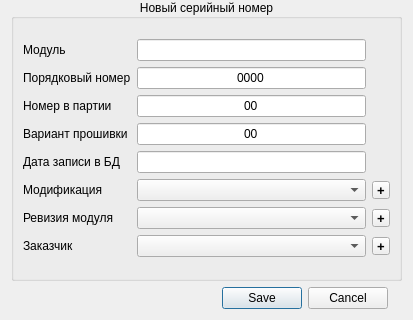
The window that configurationmodulewidget.ui (vlarry/emulator) describes before a commit, drawn with Qt 5; both pictures show x 0 to 413 and y 193 to 513 of the 413 by 513 pixel window.
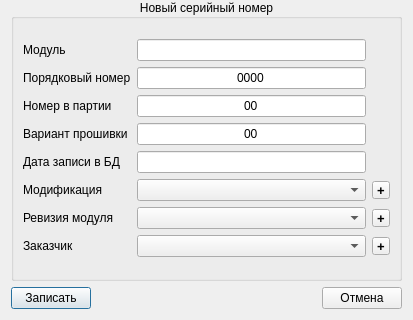
The same window after the commit.

Commit message: Фиксирование размеров диалоговых окон "Запись серийного номера" и "Настройки входов"; Замена стандартных кнопок диалога на обычные в окне "Запись серийного номера" и прокидывание от них сигналов.

What changed in the file:
```diff
--- a/configurationmodulewidget.ui
+++ b/configurationmodulewidget.ui
@@ -380,6 +380,13 @@
    </item>
    <item>
     <layout class="QHBoxLayout" name="horizontalLayout">
+     <item>
+      <widget class="QPushButton" name="pushButtonWrite">
+       <property name="text">
+        <string>Записать</string>
+       </property>
+      </widget>
+     </item>
      <item>
       <spacer name="horizontalSpacer_5">
        <property name="orientation">
@@ -394,15 +401,9 @@
       </spacer>
      </item>
      <item>
-      <widget class="QDialogButtonBox" name="buttonBox">
-       <property name="orientation">
-        <enum>Qt::Horizontal</enum>
-       </property>
-       <property name="standardButtons">
-        <set>QDialogButtonBox::Cancel|QDialogButtonBox::Save</set>
-       </property>
-       <property name="centerButtons">
-        <bool>true</bool>
+      <widget class="QPushButton" name="pushButtonCancel">
+       <property name="text">
+        <string>Отмена</string>
        </property>
       </widget>
      </item>
```
Left out of the diff: 35 changed lines with no effect on the pictures. The commit also changes 5 other files.
